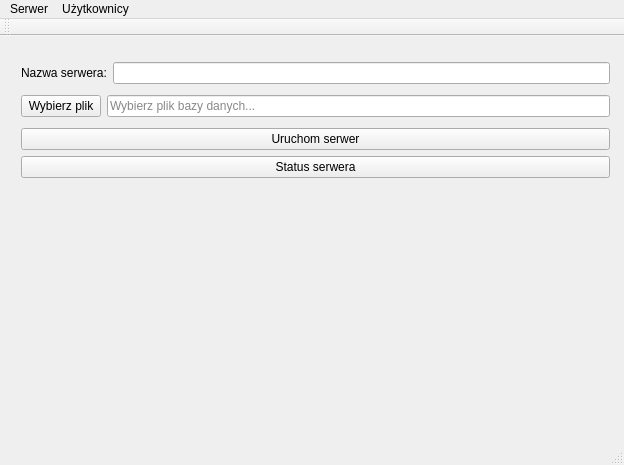
First picture: the form in serwer.ui, repository DKrakowczyk/CloudDrive, before the edit.
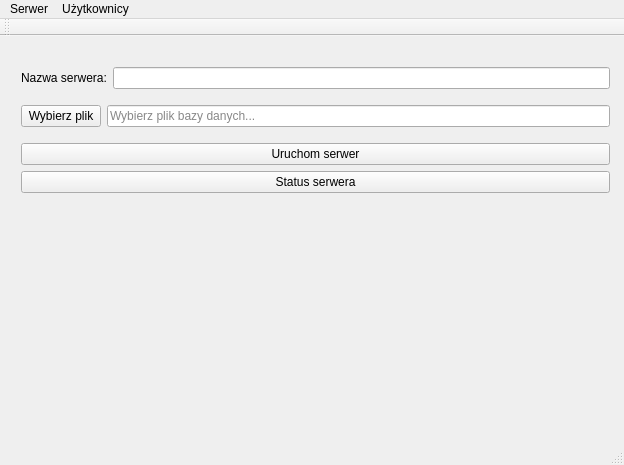
Second picture: the form after the edit. Icons and pictures are not drawn.

```diff
--- a/serwer.ui
+++ b/serwer.ui
@@ -1274,7 +1274,7 @@
       <x>10</x>
       <y>10</y>
       <width>611</width>
-      <height>148</height>
+      <height>171</height>
      </rect>
     </property>
     <layout class="QVBoxLayout" name="verticalLayout_2">
```
Left out of the diff: 2 changed lines with no effect on the pictures.
